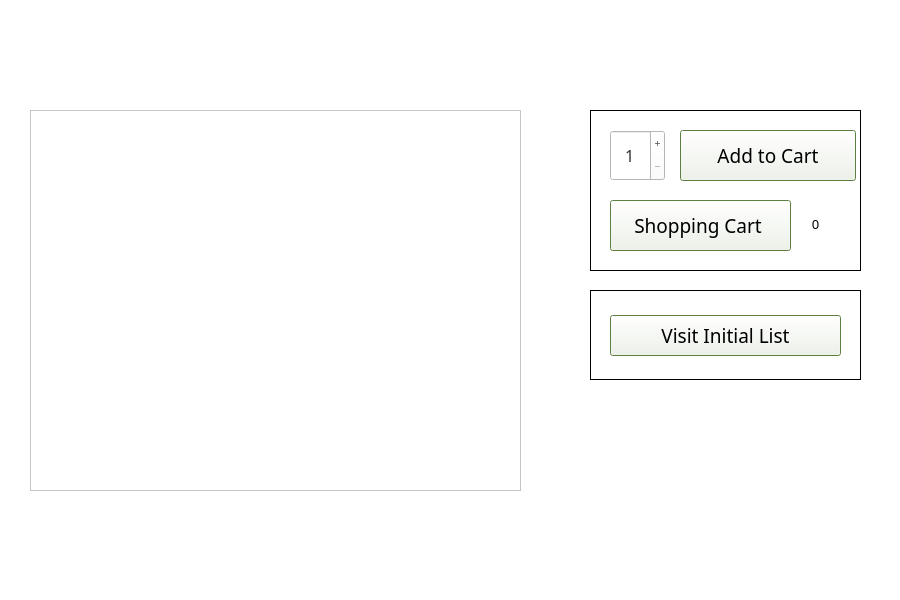
First picture: the form in schoolStore.ui, repository DannyCamacho/CollegeConnect, before the edit.
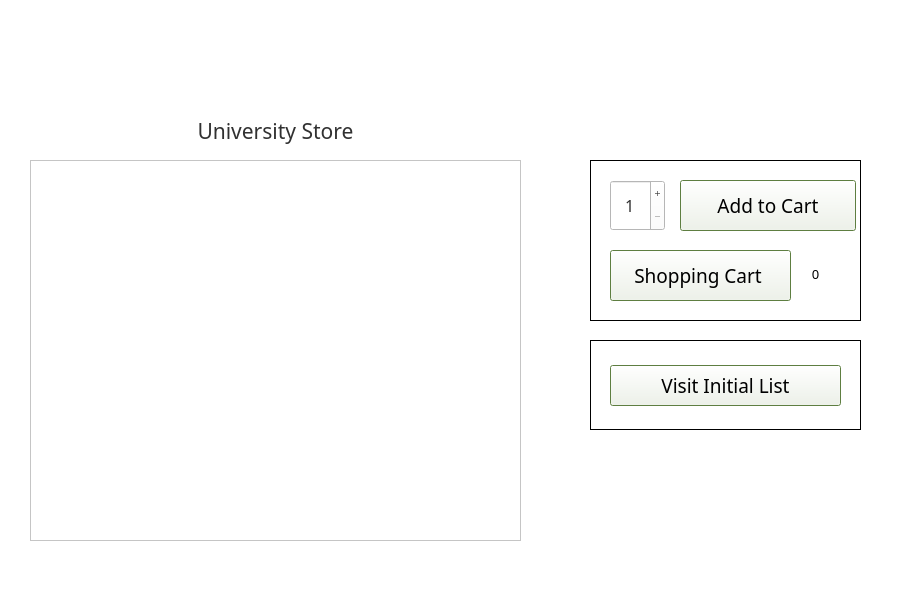
Second picture: the form after the edit. Icons and pictures are not drawn.

```diff
--- a/schoolStore.ui
+++ b/schoolStore.ui
@@ -29,7 +29,7 @@
     <property name="geometry">
      <rect>
       <x>590</x>
-      <y>110</y>
+      <y>160</y>
       <width>271</width>
       <height>161</height>
      </rect>
@@ -272,7 +272,7 @@
     <property name="geometry">
      <rect>
       <x>590</x>
-      <y>290</y>
+      <y>340</y>
       <width>271</width>
       <height>90</height>
      </rect>
@@ -298,7 +298,7 @@
      </property>
      <property name="minimumSize">
       <size>
-       <width>176</width>
+       <width>146</width>
        <height>0</height>
       </size>
      </property>
@@ -312,6 +312,7 @@
       <font>
        <family>Mongolian Baiti</family>
        <pointsize>14</pointsize>
+       <weight>50</weight>
        <bold>false</bold>
       </font>
      </property>
@@ -347,7 +348,7 @@
     <property name="geometry">
      <rect>
       <x>30</x>
-      <y>110</y>
+      <y>160</y>
       <width>491</width>
       <height>381</height>
      </rect>
@@ -455,6 +456,47 @@
      <string/>
     </property>
    </widget>
+   <widget class="QFrame" name="cart_title_frame">
+    <property name="geometry">
+     <rect>
+      <x>30</x>
+      <y>110</y>
+      <width>491</width>
+      <height>41</height>
+     </rect>
+    </property>
+    <property name="frameShape">
+     <enum>QFrame::NoFrame</enum>
+    </property>
+    <property name="frameShadow">
+     <enum>QFrame::Raised</enum>
+    </property>
+    <widget class="QLabel" name="shopping_cart_logo">
+     <property name="geometry">
+      <rect>
+       <x>0</x>
+       <y>5</y>
+       <width>491</width>
+       <height>31</height>
+      </rect>
+     </property>
+     <property name="font">
+      <font>
+       <family>Mongolian Baiti</family>
+       <pointsize>16</pointsize>
+      </font>
+     </property>
+     <property name="styleSheet">
+      <string notr="true">color: rgb(49, 49, 49);</string>
+     </property>
+     <property name="text">
+      <string>University Store</string>
+     </property>
+     <property name="alignment">
+      <set>Qt::AlignCenter</set>
+     </property>
+    </widget>
+   </widget>
   </widget>
  </widget>
  <resources>
```
